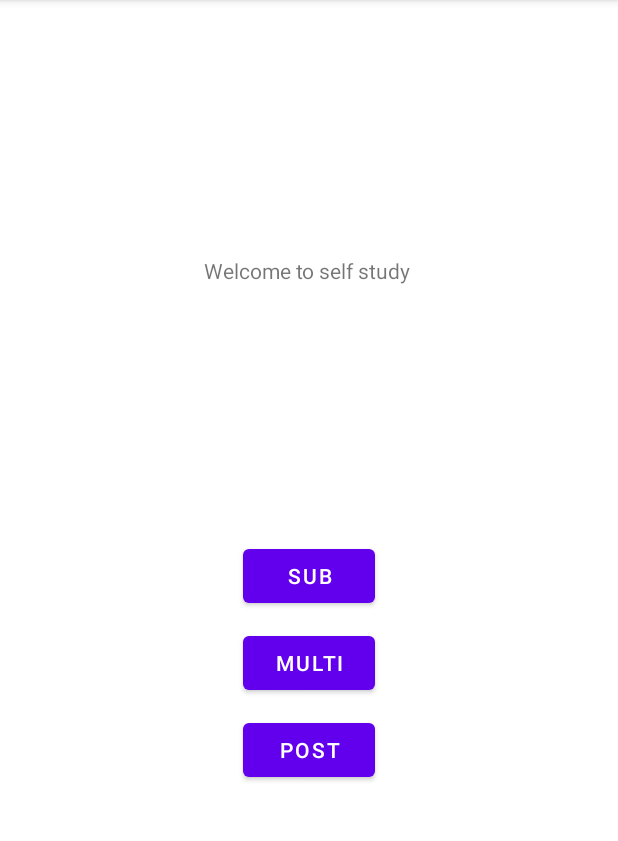
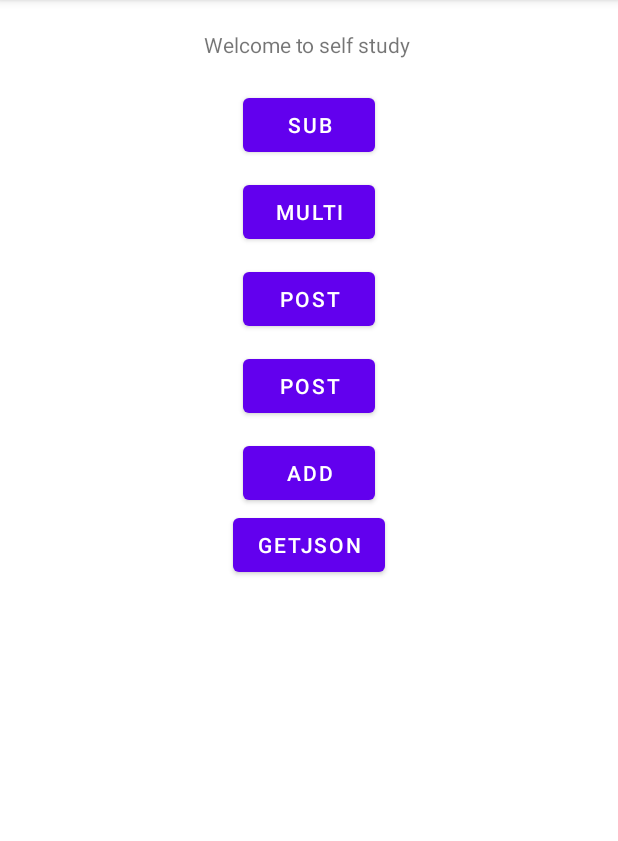
Before and after one commit to tashinyima/HelloWorld, an Android app: the screen it shows after launch (MainActivity), on a phone screen of 412 x 824 dp, the part 84-925 px from its top. Run offline under Robolectric (Android 15) with nearby library versions, the phone set to English and light mode, and no system bars; our stand-ins replace Dagger/Hilt's generated code, data binding.

Commit message:
changes made to entry fragment

```diff
--- a/app/build.gradle
+++ b/app/build.gradle
@@ -38,6 +38,9 @@ android {
 
 dependencies {
 
+    implementation 'androidx.legacy:legacy-support-v4:1.0.0'
+    implementation 'androidx.lifecycle:lifecycle-livedata-ktx:2.5.1'
+    implementation 'androidx.lifecycle:lifecycle-viewmodel-ktx:2.5.1'
     def nav_version = "2.5.1"
 
 
--- a/app/src/main/java/com/example/helloworld/MainFragment.kt
+++ b/app/src/main/java/com/example/helloworld/MainFragment.kt
@@ -5,8 +5,6 @@ import androidx.fragment.app.Fragment
 import android.view.LayoutInflater
 import android.view.View
 import android.view.ViewGroup
-import android.widget.TextView
-import android.widget.Toast
 import androidx.navigation.fragment.findNavController
 import com.example.helloworld.databinding.FragmentMainBinding
 
@@ -47,6 +45,18 @@ class MainFragment : Fragment() {
         viewBinder.postbtn.setOnClickListener {
             findNavController().navigate(R.id.gotopostFragment)
         }
+        viewBinder.productbtn.setOnClickListener {
+            findNavController().navigate(R.id.gotoproductFragment)
+        }
+
+        viewBinder.addbtn.setOnClickListener {
+            findNavController().navigate(R.id.action_mainFragment_to_addFragment)
+        }
+
+        viewBinder.getJson.setOnClickListener {
+            findNavController().navigate(R.id.gotoentryFragment)
+
+        }
     }
 
 
--- /dev/null
+++ b/app/src/main/java/com/example/helloworld/network/PostApi.kt
@@ -0,0 +1,11 @@
+package com.example.helloworld.network
+
+import com.example.helloworld.post.model.postmodel.JsonPostsItem
+import io.reactivex.Single
+import retrofit2.http.GET
+
+interface PostApi {
+
+    @GET("photos")
+    fun getJsonPosts():Single<List<JsonPostsItem>>
+}
--- a/app/src/main/java/com/example/helloworld/post/network/PostApiService.kt
+++ b/app/src/main/java/com/example/helloworld/network/PostApiService.kt
@@ -1,6 +1,7 @@
-package com.example.helloworld.post.network
+package com.example.helloworld.network
 
-import com.example.helloworld.post.model.JsonPostsItem
+import com.example.helloworld.post.model.postmodel.JsonPostsItem
+import com.example.helloworld.utils.Constant.BASE_URL
 import io.reactivex.Single
 import retrofit2.Retrofit
 import retrofit2.adapter.rxjava2.RxJava2CallAdapterFactory
@@ -8,7 +9,6 @@ import retrofit2.converter.gson.GsonConverterFactory
 
 class PostApiService {
 
-    private val BASE_URL ="https://jsonplaceholder.typicode.com/"
 
     private val api = Retrofit.Builder()
         .baseUrl(BASE_URL)
--- a/app/src/main/java/com/example/helloworld/post/model/JsonPosts.kt
+++ /dev/null
@@ -1,5 +0,0 @@
-package com.example.helloworld.post.model
-
-
-
-class JsonPosts : ArrayList<JsonPostsItem>()
--- /dev/null
+++ b/app/src/main/java/com/example/helloworld/post/model/postmodel/JsonPosts.kt
@@ -0,0 +1,6 @@
+package com.example.helloworld.post.model.postmodel
+
+import com.example.helloworld.post.model.postmodel.JsonPostsItem
+
+
+class JsonPosts : ArrayList<JsonPostsItem>()
--- a/app/src/main/java/com/example/helloworld/post/model/JsonPostsItem.kt
+++ b/app/src/main/java/com/example/helloworld/post/model/postmodel/JsonPostsItem.kt
@@ -1,4 +1,4 @@
-package com.example.helloworld.post.model
+package com.example.helloworld.post.model.postmodel
 
 import com.google.gson.annotations.SerializedName
 
--- a/app/src/main/java/com/example/helloworld/post/network/PostApi.kt
+++ /dev/null
@@ -1,13 +0,0 @@
-package com.example.helloworld.post.network
-
-import com.example.helloworld.post.model.JsonPosts
-import com.example.helloworld.post.model.JsonPostsItem
-import io.reactivex.Single
-import retrofit2.Call
-import retrofit2.http.GET
-
-interface PostApi {
-
-    @GET("photos")
-    fun getJsonPosts():Single<List<JsonPostsItem>>
-}
--- a/app/src/main/java/com/example/helloworld/post/view/PostFragment.kt
+++ b/app/src/main/java/com/example/helloworld/post/view/PostFragment.kt
@@ -10,10 +10,9 @@ import androidx.lifecycle.Observer
 import androidx.recyclerview.widget.LinearLayoutManager
 import com.example.helloworld.databinding.FragmentPostBinding
 import com.example.helloworld.post.adapter.PostAdapter
-import com.example.helloworld.post.model.JsonPosts
+import com.example.helloworld.post.model.postmodel.JsonPosts
 import com.example.helloworld.post.viewmodel.PostViewModel
 import dagger.hilt.android.AndroidEntryPoint
-
 
 @AndroidEntryPoint
 class PostFragment : Fragment() {
@@ -39,6 +38,7 @@ class PostFragment : Fragment() {
         fetchData()
         initView()
         observeLiveData()
+
         return viewBinder.root
     }
 
--- a/app/src/main/java/com/example/helloworld/post/viewmodel/PostViewModel.kt
+++ b/app/src/main/java/com/example/helloworld/post/viewmodel/PostViewModel.kt
@@ -2,8 +2,8 @@ package com.example.helloworld.post.viewmodel
 
 import androidx.lifecycle.MutableLiveData
 import androidx.lifecycle.ViewModel
-import com.example.helloworld.post.model.JsonPostsItem
-import com.example.helloworld.post.network.PostApiService
+import com.example.helloworld.post.model.postmodel.JsonPostsItem
+import com.example.helloworld.network.PostApiService
 import io.reactivex.android.schedulers.AndroidSchedulers
 import io.reactivex.disposables.CompositeDisposable
 import io.reactivex.observers.DisposableSingleObserver
--- a/app/src/main/java/com/example/helloworld/post/utils/Util.kt
+++ b/app/src/main/java/com/example/helloworld/utils/Util.kt
@@ -1,6 +1,5 @@
-package com.example.helloworld.post.utils
+package com.example.helloworld.utils
 
-import android.content.Context
 import android.widget.ImageView
 import com.bumptech.glide.Glide
 import com.example.helloworld.R
--- a/app/src/main/res/layout/activity_main.xml
+++ b/app/src/main/res/layout/activity_main.xml
@@ -37,7 +37,5 @@
             app:navGraph="@navigation/main_nav"/>
 
 
-
-
     </androidx.constraintlayout.widget.ConstraintLayout>
 </layout>
--- a/app/src/main/res/layout/fragment_main.xml
+++ b/app/src/main/res/layout/fragment_main.xml
@@ -25,9 +25,8 @@
                 android:layout_width="0dp"
                 android:layout_height="wrap_content"
                 android:layout_margin="20dp"
+                android:gravity="center"
                 android:text="@string/hello_blank_fragment"
-                android:gravity="center"
-                app:layout_constraintBottom_toTopOf="@+id/btn_sub"
                 app:layout_constraintStart_toStartOf="parent"
                 app:layout_constraintEnd_toEndOf="parent"
                 app:layout_constraintTop_toTopOf="parent" />
@@ -36,13 +35,11 @@
                 android:id="@+id/btn_sub"
                 android:layout_width="wrap_content"
                 android:layout_height="wrap_content"
-                android:gravity="center"
                 android:text="Sub"
-                app:layout_constraintBottom_toBottomOf="parent"
+                android:layout_marginTop="20dp"
                 app:layout_constraintEnd_toEndOf="parent"
-                app:layout_constraintHorizontal_bias="0.5"
                 app:layout_constraintStart_toStartOf="parent"
-                app:layout_constraintTop_toTopOf="parent" />
+                app:layout_constraintTop_toBottomOf="@+id/textView" />
 
             <Button
                 android:id="@+id/multibtn"
@@ -64,6 +61,36 @@
                 android:layout_height="wrap_content"
                 app:layout_constraintTop_toBottomOf="@+id/multibtn"/>
 
+            <Button
+                android:id="@+id/productbtn"
+                android:text="Post"
+                android:layout_margin="10dp"
+                android:layout_width="wrap_content"
+                app:layout_constraintStart_toStartOf="parent"
+                app:layout_constraintEnd_toEndOf="parent"
+                android:layout_height="wrap_content"
+                app:layout_constraintTop_toBottomOf="@+id/postbtn"/>
+
+            <Button
+                android:id="@+id/addbtn"
+                android:text="ADD"
+                android:layout_margin="10dp"
+                android:layout_width="wrap_content"
+                app:layout_constraintStart_toStartOf="parent"
+                app:layout_constraintEnd_toEndOf="parent"
+                android:layout_height="wrap_content"
+                app:layout_constraintTop_toBottomOf="@+id/productbtn"/>
+
+            <Button
+                android:layout_width="wrap_content"
+                android:layout_height="wrap_content"
+                android:id="@+id/getJson"
+                android:text="GetJson"
+                app:layout_constraintTop_toBottomOf="@+id/addbtn"
+                app:layout_constraintEnd_toEndOf="parent"
+                app:layout_constraintStart_toStartOf="parent"/>
+
+
         </androidx.constraintlayout.widget.ConstraintLayout>
 
 
--- a/app/src/main/res/layout/item_list.xml
+++ b/app/src/main/res/layout/item_list.xml
@@ -1,8 +1,17 @@
 <?xml version="1.0" encoding="utf-8"?>
 
-<com.google.android.material.card.MaterialCardView xmlns:android="http://schemas.android.com/apk/res/android"
+<layout xmlns:android="http://schemas.android.com/apk/res/android"
+    xmlns:app="http://schemas.android.com/apk/res-auto">
 
-    xmlns:app="http://schemas.android.com/apk/res-auto"
+    <data>
+        <variable
+            name="product"
+            type="com.example.helloworld.product.model.Product" />
+
+    </data>
+
+    <com.google.android.material.card.MaterialCardView
+
         android:id="@+id/cardView"
         android:layout_width="match_parent"
         android:layout_height="150dp"
@@ -20,6 +29,16 @@
             android:id="@+id/myConstrant"
             android:layout_width="match_parent"
             android:layout_height="match_parent">
+
+            <TextView
+                android:id="@+id/txt_id"
+                android:visibility="gone"
+                android:text="@{product.id}"
+                app:layout_constraintStart_toStartOf="parent"
+                app:layout_constraintBottom_toTopOf="parent"
+                android:layout_width="wrap_content"
+                android:layout_height="wrap_content" />
+
             <ImageView
                 android:id="@+id/myImageView"
                 android:layout_width="100dp"
@@ -27,7 +46,7 @@
                 android:layout_height="match_parent"
                 android:src="@drawable/ic_launcher_background"
                 app:layout_constraintStart_toStartOf="@+id/myConstrant"
-            app:layout_constraintTop_toTopOf="@+id/myConstrant"/>
+                app:layout_constraintTop_toTopOf="@+id/myConstrant" />
 
             <TextView
                 android:id="@+id/txt_title"
@@ -48,7 +67,7 @@
                 android:layout_height="wrap_content"
                 android:layout_marginTop="10dp"
                 android:ellipsize="end"
-            android:singleLine="true"
+                android:singleLine="false"
                 android:gravity="center"
                 android:text="description rey dasfasdfasdf asdfsdafasdfadsfasdfasdfsadfsdfadsfsdfsa"
                 app:layout_constraintEnd_toEndOf="parent"
@@ -59,6 +78,5 @@
         </androidx.constraintlayout.widget.ConstraintLayout>
 
 
-
-
     </com.google.android.material.card.MaterialCardView>
+</layout>
--- a/app/src/main/res/navigation/main_nav.xml
+++ b/app/src/main/res/navigation/main_nav.xml
@@ -18,6 +18,15 @@
         <action
             android:id="@+id/gotopostFragment"
             app:destination="@id/postFragment2" />
+        <action
+            android:id="@+id/gotoproductFragment"
+            app:destination="@id/productFragment" />
+        <action
+            android:id="@+id/action_mainFragment_to_addFragment"
+            app:destination="@id/addFragment" />
+        <action
+            android:id="@+id/gotoentryFragment"
+            app:destination="@id/entryFragment" />
     </fragment>
 
     <fragment
@@ -35,12 +44,45 @@
         tools:layout="@layout/fragment_multiplication" />
     <fragment
         android:id="@+id/postFragment"
-        android:name="com.example.helloworld.PostFragment"
+        android:name="com.example.helloworld.post.view.PostFragment"
         android:label="fragment_post"
         tools:layout="@layout/fragment_post" />
     <fragment
         android:id="@+id/postFragment2"
         android:name="com.example.helloworld.post.view.PostFragment"
         android:label="PostFragment" />
+    <fragment
+        android:id="@+id/productFragment"
+        android:name="com.example.helloworld.product.view.ProductFragment"
+        android:label="ProductFragment" >
+        <action
+            android:id="@+id/gotoproductDetailFragment"
+            app:destination="@id/productDetailFragment" />
+    </fragment>
+    <fragment
+        android:id="@+id/productDetailFragment"
+        android:name="com.example.helloworld.product.ProductDetailFragment"
+        android:label="ProductDetailFragment" >
+        <action
+            android:id="@+id/action_productDetailFragment_to_productFragment"
+            app:destination="@id/productFragment" />
+    </fragment>
+    <fragment
+        android:id="@+id/addFragment"
+        android:name="com.example.helloworld.add.AddFragment"
+        android:label="AddFragment" />
+    <fragment
+        android:id="@+id/entryFragment"
+        android:name="com.example.helloworld.entries.view.EntryFragment"
+        android:label="EntryFragment" >
+        <action
+            android:id="@+id/gotoentryDetailFragment"
+            app:destination="@id/entryDetailFragment" />
+    </fragment>
+    <fragment
+        android:id="@+id/entryDetailFragment"
+        android:name="com.example.helloworld.entries.view.EntryDetailFragment"
+        android:label="fragment_entry_detail"
+        tools:layout="@layout/fragment_entry_detail" />
 
 </navigation>
```
Also changed, not shown: app/src/main/java/com/example/helloworld/post/adapter/PostAdapter.kt (+4 -7 lines). Lines whose indentation alone changed are shown as unchanged.
